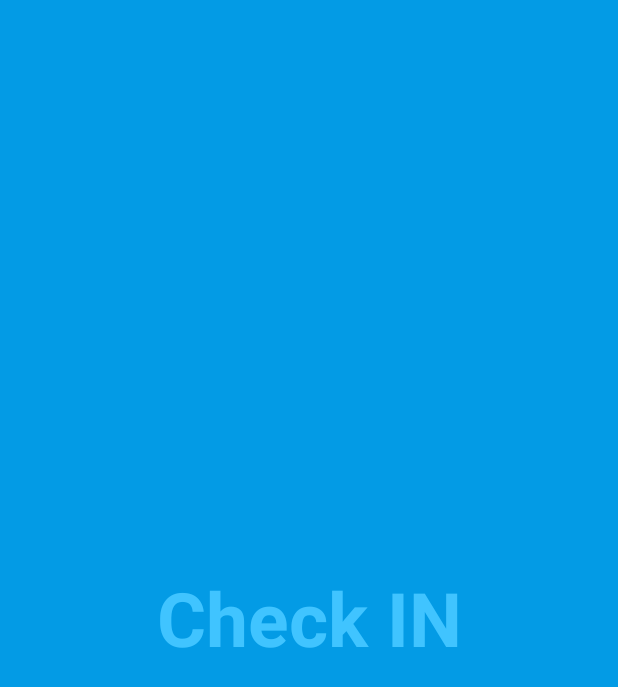
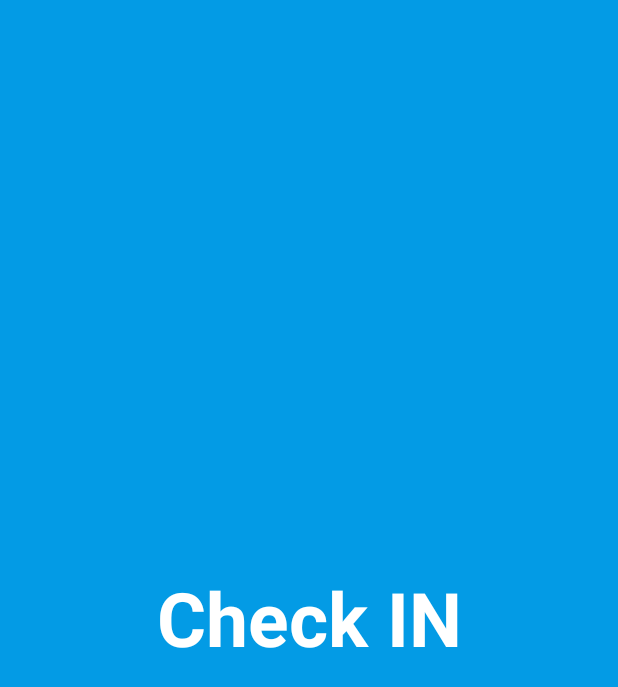
Before and after one commit to paipeng/checkin-android, an Android app: the SplashActivity screen opened directly, with no data from a screen before it, on a phone screen of 412 x 824 dp. Shown: the top 687 px of the screen. Run offline under Robolectric (Android 15) with nearby library versions, the light colour scheme and no system bars; 1 statement that could not run was skipped.

Commit message:
change text color to bright (white)

```diff
--- a/app/src/main/res/values/themes.xml
+++ b/app/src/main/res/values/themes.xml
@@ -31,6 +31,6 @@
 
     <style name="ThemeOverlay.CheckIn.FullscreenContainer" parent="">
         <item name="fullscreenBackgroundColor">@color/light_blue_600</item>
-        <item name="fullscreenTextColor">@color/light_blue_A200</item>
+        <item name="fullscreenTextColor">@color/white</item>
     </style>
 </resources>
```
